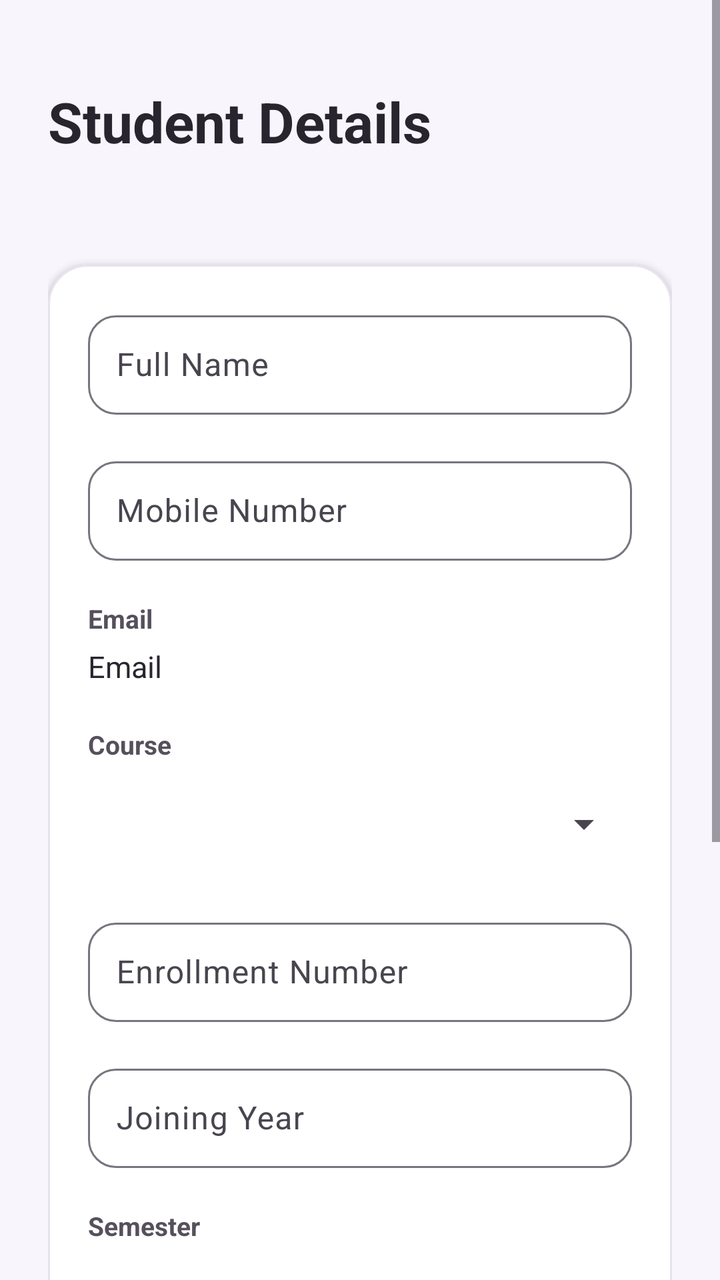
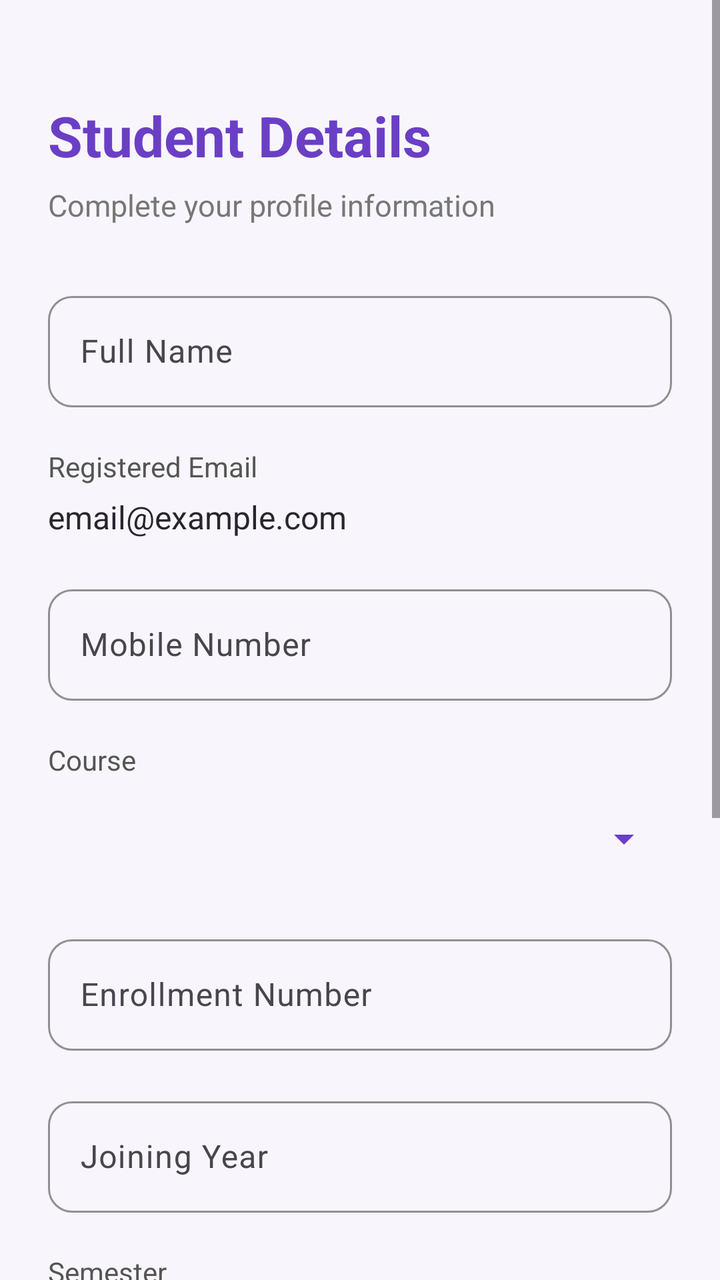

Two renders of the same Android screen: before a commit and after it. Below are the layout's source before the change and the commit's diff.
<!-- AndroidManifest.xml: application theme Theme.StudentConnect -->
<!-- res/layout/activity_student.xml -->
<?xml version="1.0" encoding="utf-8"?>
<ScrollView xmlns:android="http://schemas.android.com/apk/res/android"
    xmlns:app="http://schemas.android.com/apk/res-auto"
    xmlns:tools="http://schemas.android.com/tools"
    android:layout_width="match_parent"
    android:layout_height="match_parent"
    android:background="#F8F5FC"
    android:fillViewport="true">

    <LinearLayout
        android:layout_width="match_parent"
        android:layout_height="wrap_content"
        android:orientation="vertical"
        android:padding="24dp">

        <TextView
            android:layout_width="wrap_content"
            android:layout_height="wrap_content"
            android:layout_marginTop="18dp"
            android:text="@string/student_details"
            android:textColor="#29252F"
            android:textSize="28sp"
            android:textStyle="bold" />

        <TextView
            android:layout_width="wrap_content"
            android:layout_height="wrap_content"
            android:layout_marginTop="6dp"
            android:text="@string/enter_your_information"
            android:textColor="#77717E"
            android:textSize="14sp" />

        <com.google.android.material.card.MaterialCardView
            android:layout_width="match_parent"
            android:layout_height="wrap_content"
            android:layout_marginTop="28dp"
            app:cardBackgroundColor="#FFFFFF"
            app:cardCornerRadius="20dp"
            app:cardElevation="2dp"
            app:strokeColor="#E8E2F0"
            app:strokeWidth="1dp">

            <LinearLayout
                android:layout_width="match_parent"
                android:layout_height="wrap_content"
                android:orientation="vertical"
                android:padding="20dp">

                

                <com.google.android.material.textfield.TextInputLayout
                    android:layout_width="match_parent"
                    android:layout_height="wrap_content"
                    android:hint="@string/full_name"
                    app:boxBackgroundMode="outline"
                    app:boxCornerRadiusBottomEnd="14dp"
                    app:boxCornerRadiusBottomStart="14dp"
                    app:boxCornerRadiusTopEnd="14dp"
                    app:boxCornerRadiusTopStart="14dp">

                    <com.google.android.material.textfield.TextInputEditText
                        android:id="@+id/etName"
                        android:layout_width="match_parent"
                        android:layout_height="wrap_content"
                        android:inputType="textPersonName"
                        android:padding="14dp"
                        tools:ignore="VisualLintTextFieldSize" />

                </com.google.android.material.textfield.TextInputLayout>

                

                <com.google.android.material.textfield.TextInputLayout
                    android:layout_width="match_parent"
                    android:layout_height="wrap_content"
                    android:layout_marginTop="18dp"
                    android:hint="@string/mobile_number"
                    app:boxBackgroundMode="outline"
                    app:boxCornerRadiusBottomEnd="14dp"
                    app:boxCornerRadiusBottomStart="14dp"
                    app:boxCornerRadiusTopEnd="14dp"
                    app:boxCornerRadiusTopStart="14dp">

                    <com.google.android.material.textfield.TextInputEditText
                        android:id="@+id/etMobile"
                        android:layout_width="match_parent"
                        android:layout_height="wrap_content"
                        android:inputType="phone"
                        android:maxLength="10"
                        android:padding="14dp"
                        tools:ignore="VisualLintTextFieldSize" />

                </com.google.android.material.textfield.TextInputLayout>

                

                <TextView
                    android:layout_width="wrap_content"
                    android:layout_height="wrap_content"
                    android:layout_marginTop="20dp"
                    android:text="@string/email"
                    android:textColor="#55505C"
                    android:textSize="13sp"
                    android:textStyle="bold" />

                <TextView
                    android:id="@+id/tvEmail"
                    android:layout_width="match_parent"
                    android:layout_height="wrap_content"
                    android:layout_marginTop="5dp"
                    android:text="@string/EMAil"
                    android:textColor="#29252F"
                    android:textSize="15sp" />

                

                <TextView
                    android:layout_width="wrap_content"
                    android:layout_height="wrap_content"
                    android:layout_marginTop="20dp"
                    android:text="@string/course"
                    android:textColor="#55505C"
                    android:textSize="13sp"
                    android:textStyle="bold" />

                <Spinner
                    android:id="@+id/spinnerCourse"
                    android:layout_width="match_parent"
                    android:layout_height="52dp"
                    android:layout_marginTop="5dp" />

                

                <com.google.android.material.textfield.TextInputLayout
                    android:layout_width="match_parent"
                    android:layout_height="wrap_content"
                    android:layout_marginTop="18dp"
                    android:hint="@string/enrollment_number"
                    app:boxBackgroundMode="outline"
                    app:boxCornerRadiusBottomEnd="14dp"
                    app:boxCornerRadiusBottomStart="14dp"
                    app:boxCornerRadiusTopEnd="14dp"
                    app:boxCornerRadiusTopStart="14dp">

                    <com.google.android.material.textfield.TextInputEditText
                        android:id="@+id/etEnrollmentNumber"
                        android:layout_width="match_parent"
                        android:layout_height="wrap_content"
                        android:inputType="text"
                        android:padding="14dp"
                        tools:ignore="VisualLintTextFieldSize" />

                </com.google.android.material.textfield.TextInputLayout>

                

                <com.google.android.material.textfield.TextInputLayout
                    android:layout_width="match_parent"
                    android:layout_height="wrap_content"
                    android:layout_marginTop="18dp"
                    android:hint="@string/joining_year"
                    app:boxBackgroundMode="outline"
                    app:boxCornerRadiusBottomEnd="14dp"
                    app:boxCornerRadiusBottomStart="14dp"
                    app:boxCornerRadiusTopEnd="14dp"
                    app:boxCornerRadiusTopStart="14dp">

                    <com.google.android.material.textfield.TextInputEditText
                        android:id="@+id/etJoiningYear"
                        android:layout_width="match_parent"
                        android:layout_height="wrap_content"
                        android:inputType="number"
                        android:maxLength="4"
                        android:padding="14dp"
                        tools:ignore="VisualLintTextFieldSize" />

                </com.google.android.material.textfield.TextInputLayout>

                

                <TextView
                    android:layout_width="wrap_content"
                    android:layout_height="wrap_content"
                    android:layout_marginTop="20dp"
                    android:text="@string/semester"
                    android:textColor="#55505C"
                    android:textSize="13sp"
                    android:textStyle="bold" />

                <Spinner
                    android:id="@+id/spinnerSemester"
                    android:layout_width="match_parent"
                    android:layout_height="52dp"
                    android:layout_marginTop="5dp" />

                

                <com.google.android.material.textfield.TextInputLayout
                    android:layout_width="match_parent"
                    android:layout_height="wrap_content"
                    android:layout_marginTop="18dp"
                    android:hint="@string/date_of_birth"
                    app:boxBackgroundMode="outline"
                    app:boxCornerRadiusBottomEnd="14dp"
                    app:boxCornerRadiusBottomStart="14dp"
                    app:boxCornerRadiusTopEnd="14dp"
                    app:boxCornerRadiusTopStart="14dp">

                    <com.google.android.material.textfield.TextInputEditText
                        android:id="@+id/etDateOfBirth"
                        android:layout_width="match_parent"
                        android:layout_height="wrap_content"
                        android:focusable="true"
                        android:clickable="true"
                        android:padding="14dp"
                        tools:ignore="VisualLintTextFieldSize" />

                </com.google.android.material.textfield.TextInputLayout>

                

                <com.google.android.material.textfield.TextInputLayout
                    android:layout_width="match_parent"
                    android:layout_height="wrap_content"
                    android:layout_marginTop="18dp"
                    android:hint="@string/profile_image_url_optional"
                    app:boxBackgroundMode="outline"
                    app:boxCornerRadiusBottomEnd="14dp"
                    app:boxCornerRadiusBottomStart="14dp"
                    app:boxCornerRadiusTopEnd="14dp"
                    app:boxCornerRadiusTopStart="14dp">

                    <com.google.android.material.textfield.TextInputEditText
                        android:id="@+id/etProfileImageUrl"
                        android:layout_width="match_parent"
                        android:layout_height="wrap_content"
                        android:inputType="textUri"
                        android:padding="14dp"
                        tools:ignore="VisualLintTextFieldSize" />

                </com.google.android.material.textfield.TextInputLayout>

            </LinearLayout>

        </com.google.android.material.card.MaterialCardView>

        

        <Button
            android:id="@+id/btnSave"
            android:layout_width="match_parent"
            android:layout_height="55dp"
            android:layout_marginTop="24dp"
            android:layout_marginBottom="25dp"
            android:backgroundTint="#6F52B5"
            android:text="@string/save_data"
            android:textColor="#FFFFFF"
            android:textSize="15sp"
            android:textStyle="bold"
            tools:ignore="VisualLintButtonSize" />

    </LinearLayout>

</ScrollView>
<!-- resources referenced by this layout -->
<resources>
  <string name="EMAil">Email</string>
  <string name="course">Course</string>
  <string name="date_of_birth">Date of Birth</string>
  <string name="email">Email</string>
  <string name="enrollment_number">Enrollment Number</string>
  <string name="enter_your_information" />
  <string name="full_name">Full Name</string>
  <string name="joining_year">Joining Year</string>
  <string name="mobile_number">Mobile Number</string>
  <string name="profile_image_url_optional">Profile Image URL (Optional)</string>
  <string name="save_data">SAVE DATA</string>
  <string name="semester">Semester</string>
  <string name="student_details">Student Details</string>
  <style name="Theme.StudentConnect" parent="Base.Theme.StudentConnect" />
  <style name="Base.Theme.StudentConnect" parent="Theme.Material3.DayNight.NoActionBar">
          
          
      </style>
</resources>

<!-- the commit's change to res/layout/activity_student.xml (unified diff, before → after) -->
@@ -1,11 +1,11 @@
 <?xml version="1.0" encoding="utf-8"?>
-<ScrollView xmlns:android="http://schemas.android.com/apk/res/android"
+<ScrollView
+    xmlns:android="http://schemas.android.com/apk/res/android"
     xmlns:app="http://schemas.android.com/apk/res-auto"
-    xmlns:tools="http://schemas.android.com/tools"
     android:layout_width="match_parent"
     android:layout_height="match_parent"
-    android:background="#F8F5FC"
-    android:fillViewport="true">
+    android:fillViewport="true"
+    android:background="#F8F6FC">
 
     <LinearLayout
         android:layout_width="match_parent"
@@ -16,9 +16,9 @@
         <TextView
             android:layout_width="wrap_content"
             android:layout_height="wrap_content"
-            android:layout_marginTop="18dp"
-            android:text="@string/student_details"
-            android:textColor="#29252F"
+            android:layout_marginTop="25dp"
+            android:text="Student Details"
+            android:textColor="#6A3FC5"
             android:textSize="28sp"
             android:textStyle="bold" />
 
@@ -26,238 +26,197 @@
             android:layout_width="wrap_content"
             android:layout_height="wrap_content"
             android:layout_marginTop="6dp"
-            android:text="@string/enter_your_information"
-            android:textColor="#77717E"
+            android:text="Complete your profile information"
+            android:textColor="#777777"
+            android:textSize="15sp" />
+
+        <com.google.android.material.textfield.TextInputLayout
+            android:layout_width="match_parent"
+            android:layout_height="wrap_content"
+            android:layout_marginTop="30dp"
+            android:hint="Full Name"
+            app:boxCornerRadiusTopStart="12dp"
+            app:boxCornerRadiusTopEnd="12dp"
+            app:boxCornerRadiusBottomStart="12dp"
+            app:boxCornerRadiusBottomEnd="12dp"
+            app:boxStrokeColor="#6A3FC5">
+
+            <com.google.android.material.textfield.TextInputEditText
+                android:id="@+id/etName"
+                android:layout_width="match_parent"
+                android:layout_height="wrap_content"
+                android:inputType="textPersonName"
+                android:textColor="#000000"
+                android:textColorHint="#777777" />
+
+        </com.google.android.material.textfield.TextInputLayout>
+
+        <TextView
+            android:layout_width="wrap_content"
+            android:layout_height="wrap_content"
+            android:layout_marginTop="20dp"
+            android:text="Registered Email"
+            android:textColor="#555555"
             android:textSize="14sp" />
 
-        <com.google.android.material.card.MaterialCardView
-            android:layout_width="match_parent"
-            android:layout_height="wrap_content"
-            android:layout_marginTop="28dp"
-            app:cardBackgroundColor="#FFFFFF"
-            app:cardCornerRadius="20dp"
-            app:cardElevation="2dp"
-            app:strokeColor="#E8E2F0"
-            app:strokeWidth="1dp">
-
-            <LinearLayout
-                android:layout_width="match_parent"
-                android:layout_height="wrap_content"
-                android:orientation="vertical"
-                android:padding="20dp">
-
-                
-
-                <com.google.android.material.textfield.TextInputLayout
-                    android:layout_width="match_parent"
-                    android:layout_height="wrap_content"
-                    android:hint="@string/full_name"
-                    app:boxBackgroundMode="outline"
-                    app:boxCornerRadiusBottomEnd="14dp"
-                    app:boxCornerRadiusBottomStart="14dp"
-                    app:boxCornerRadiusTopEnd="14dp"
-                    app:boxCornerRadiusTopStart="14dp">
-
-                    <com.google.android.material.textfield.TextInputEditText
-                        android:id="@+id/etName"
-                        android:layout_width="match_parent"
-                        android:layout_height="wrap_content"
-                        android:inputType="textPersonName"
-                        android:padding="14dp"
-                        tools:ignore="VisualLintTextFieldSize" />
-
-                </com.google.android.material.textfield.TextInputLayout>
-
-                
-
-                <com.google.android.material.textfield.TextInputLayout
-                    android:layout_width="match_parent"
-                    android:layout_height="wrap_content"
-                    android:layout_marginTop="18dp"
-                    android:hint="@string/mobile_number"
-                    app:boxBackgroundMode="outline"
-                    app:boxCornerRadiusBottomEnd="14dp"
-                    app:boxCornerRadiusBottomStart="14dp"
-                    app:boxCornerRadiusTopEnd="14dp"
-                    app:boxCornerRadiusTopStart="14dp">
-
-                    <com.google.android.material.textfield.TextInputEditText
-                        android:id="@+id/etMobile"
-                        android:layout_width="match_parent"
-                        android:layout_height="wrap_content"
-                        android:inputType="phone"
-                        android:maxLength="10"
-                        android:padding="14dp"
-                        tools:ignore="VisualLintTextFieldSize" />
-
-                </com.google.android.material.textfield.TextInputLayout>
-
-                
-
-                <TextView
-                    android:layout_width="wrap_content"
-                    android:layout_height="wrap_content"
-                    android:layout_marginTop="20dp"
-                    android:text="@string/email"
-                    android:textColor="#55505C"
-                    android:textSize="13sp"
-                    android:textStyle="bold" />
-
-                <TextView
-                    android:id="@+id/tvEmail"
-                    android:layout_width="match_parent"
-                    android:layout_height="wrap_content"
-                    android:layout_marginTop="5dp"
-                    android:text="@string/EMAil"
-                    android:textColor="#29252F"
-                    android:textSize="15sp" />
-
-                
-
-                <TextView
-                    android:layout_width="wrap_content"
-                    android:layout_height="wrap_content"
-                    android:layout_marginTop="20dp"
-                    android:text="@string/course"
-                    android:textColor="#55505C"
-                    android:textSize="13sp"
-                    android:textStyle="bold" />
-
-                <Spinner
-                    android:id="@+id/spinnerCourse"
-                    android:layout_width="match_parent"
-                    android:layout_height="52dp"
-                    android:layout_marginTop="5dp" />
-
-                
-
-                <com.google.android.material.textfield.TextInputLayout
-                    android:layout_width="match_parent"
-                    android:layout_height="wrap_content"
-                    android:layout_marginTop="18dp"
-                    android:hint="@string/enrollment_number"
-                    app:boxBackgroundMode="outline"
-                    app:boxCornerRadiusBottomEnd="14dp"
-                    app:boxCornerRadiusBottomStart="14dp"
-                    app:boxCornerRadiusTopEnd="14dp"
-                    app:boxCornerRadiusTopStart="14dp">
-
-                    <com.google.android.material.textfield.TextInputEditText
-                        android:id="@+id/etEnrollmentNumber"
-                        android:layout_width="match_parent"
-                        android:layout_height="wrap_content"
-                        android:inputType="text"
-                        android:padding="14dp"
-                        tools:ignore="VisualLintTextFieldSize" />
-
-                </com.google.android.material.textfield.TextInputLayout>
-
-                
-
-                <com.google.android.material.textfield.TextInputLayout
-                    android:layout_width="match_parent"
-                    android:layout_height="wrap_content"
-                    android:layout_marginTop="18dp"
-                    android:hint="@string/joining_year"
-                    app:boxBackgroundMode="outline"
-                    app:boxCornerRadiusBottomEnd="14dp"
-                    app:boxCornerRadiusBottomStart="14dp"
-                    app:boxCornerRadiusTopEnd="14dp"
-                    app:boxCornerRadiusTopStart="14dp">
-
-                    <com.google.android.material.textfield.TextInputEditText
-                        android:id="@+id/etJoiningYear"
-                        android:layout_width="match_parent"
-                        android:layout_height="wrap_content"
-                        android:inputType="number"
-                        android:maxLength="4"
-                        android:padding="14dp"
-                        tools:ignore="VisualLintTextFieldSize" />
-
-                </com.google.android.material.textfield.TextInputLayout>
-
-                
-
-                <TextView
-                    android:layout_width="wrap_content"
-                    android:layout_height="wrap_content"
-                    android:layout_marginTop="20dp"
-                    android:text="@string/semester"
-                    android:textColor="#55505C"
-                    android:textSize="13sp"
-                    android:textStyle="bold" />
-
-                <Spinner
-                    android:id="@+id/spinnerSemester"
-                    android:layout_width="match_parent"
-                    android:layout_height="52dp"
-                    android:layout_marginTop="5dp" />
-
-                
-
-                <com.google.android.material.textfield.TextInputLayout
-                    android:layout_width="match_parent"
-                    android:layout_height="wrap_content"
-                    android:layout_marginTop="18dp"
-                    android:hint="@string/date_of_birth"
-                    app:boxBackgroundMode="outline"
-                    app:boxCornerRadiusBottomEnd="14dp"
-                    app:boxCornerRadiusBottomStart="14dp"
-                    app:boxCornerRadiusTopEnd="14dp"
-                    app:boxCornerRadiusTopStart="14dp">
-
-                    <com.google.android.material.textfield.TextInputEditText
-                        android:id="@+id/etDateOfBirth"
-                        android:layout_width="match_parent"
-                        android:layout_height="wrap_content"
-                        android:focusable="true"
-                        android:clickable="true"
-                        android:padding="14dp"
-                        tools:ignore="VisualLintTextFieldSize" />
-
-                </com.google.android.material.textfield.TextInputLayout>
-
-                
-
-                <com.google.android.material.textfield.TextInputLayout
-                    android:layout_width="match_parent"
-                    android:layout_height="wrap_content"
-                    android:layout_marginTop="18dp"
-                    android:hint="@string/profile_image_url_optional"
-                    app:boxBackgroundMode="outline"
-                    app:boxCornerRadiusBottomEnd="14dp"
-                    app:boxCornerRadiusBottomStart="14dp"
-                    app:boxCornerRadiusTopEnd="14dp"
-                    app:boxCornerRadiusTopStart="14dp">
-
-                    <com.google.android.material.textfield.TextInputEditText
-                        android:id="@+id/etProfileImageUrl"
-                        android:layout_width="match_parent"
-                        android:layout_height="wrap_content"
-                        android:inputType="textUri"
-                        android:padding="14dp"
-                        tools:ignore="VisualLintTextFieldSize" />
-
-                </com.google.android.material.textfield.TextInputLayout>
-
-            </LinearLayout>
-
-        </com.google.android.material.card.MaterialCardView>
-
-        
+        <TextView
+            android:id="@+id/tvEmail"
+            android:layout_width="match_parent"
+            android:layout_height="wrap_content"
+            android:layout_marginTop="5dp"
+            android:text="email@example.com"
+            android:textColor="#29252F"
+            android:textSize="16sp" />
+
+        <com.google.android.material.textfield.TextInputLayout
+            android:layout_width="match_parent"
+            android:layout_height="wrap_content"
+            android:layout_marginTop="20dp"
+            android:hint="Mobile Number"
+            app:boxCornerRadiusTopStart="12dp"
+            app:boxCornerRadiusTopEnd="12dp"
+            app:boxCornerRadiusBottomStart="12dp"
+            app:boxCornerRadiusBottomEnd="12dp"
+            app:boxStrokeColor="#6A3FC5">
+
+            <com.google.android.material.textfield.TextInputEditText
+                android:id="@+id/etMobile"
+                android:layout_width="match_parent"
+                android:layout_height="wrap_content"
+                android:inputType="phone"
+                android:maxLength="10"
+                android:textColor="#000000"
+                android:textColorHint="#777777" />
+
+        </com.google.android.material.textfield.TextInputLayout>
+
+        <TextView
+            android:layout_width="wrap_content"
+            android:layout_height="wrap_content"
+            android:layout_marginTop="20dp"
+            android:text="Course"
+            android:textColor="#555555"
+            android:textSize="14sp" />
+
+        <Spinner
+            android:id="@+id/spinnerCourse"
+            android:layout_width="match_parent"
+            android:layout_height="50dp"
+            android:layout_marginTop="5dp"
+            android:backgroundTint="#6A3FC5" />
+
+        <com.google.android.material.textfield.TextInputLayout
+            android:layout_width="match_parent"
+            android:layout_height="wrap_content"
+            android:layout_marginTop="20dp"
+            android:hint="Enrollment Number"
+            app:boxCornerRadiusTopStart="12dp"
+            app:boxCornerRadiusTopEnd="12dp"
+            app:boxCornerRadiusBottomStart="12dp"
+            app:boxCornerRadiusBottomEnd="12dp"
+            app:boxStrokeColor="#6A3FC5">
+
+            <com.google.android.material.textfield.TextInputEditText
+                android:id="@+id/etEnrollmentNumber"
+                android:layout_width="match_parent"
+                android:layout_height="wrap_content"
+                android:inputType="text"
+                android:textColor="#000000"
+                android:textColorHint="#777777" />
+
+        </com.google.android.material.textfield.TextInputLayout>
+
+        <com.google.android.material.textfield.TextInputLayout
+            android:layout_width="match_parent"
+            android:layout_height="wrap_content"
+            android:layout_marginTop="20dp"
+            android:hint="Joining Year"
+            app:boxCornerRadiusTopStart="12dp"
+            app:boxCornerRadiusTopEnd="12dp"
+            app:boxCornerRadiusBottomStart="12dp"
+            app:boxCornerRadiusBottomEnd="12dp"
+            app:boxStrokeColor="#6A3FC5">
+
+            <com.google.android.material.textfield.TextInputEditText
+                android:id="@+id/etJoiningYear"
+                android:layout_width="match_parent"
+                android:layout_height="wrap_content"
+                android:inputType="number"
+                android:maxLength="4"
+                android:textColor="#000000"
+                android:textColorHint="#777777" />
+
+        </com.google.android.material.textfield.TextInputLayout>
+
+        <TextView
+            android:layout_width="wrap_content"
+            android:layout_height="wrap_content"
+            android:layout_marginTop="20dp"
+            android:text="Semester"
+            android:textColor="#555555"
+            android:textSize="14sp" />
+
+        <Spinner
+            android:id="@+id/spinnerSemester"
+            android:layout_width="match_parent"
+            android:layout_height="50dp"
+            android:layout_marginTop="5dp"
+            android:backgroundTint="#6A3FC5" />
+
+        <com.google.android.material.textfield.TextInputLayout
+            android:layout_width="match_parent"
+            android:layout_height="wrap_content"
+            android:layout_marginTop="20dp"
+            android:hint="Date of Birth"
+            app:boxCornerRadiusTopStart="12dp"
+            app:boxCornerRadiusTopEnd="12dp"
+            app:boxCornerRadiusBottomStart="12dp"
+            app:boxCornerRadiusBottomEnd="12dp"
+            app:boxStrokeColor="#6A3FC5">
+
+            <com.google.android.material.textfield.TextInputEditText
+                android:id="@+id/etDateOfBirth"
+                android:layout_width="match_parent"
+                android:layout_height="wrap_content"
+                android:focusable="false"
+                android:clickable="true"
+                android:textColor="#000000"
+                android:textColorHint="#777777" />
+
+        </com.google.android.material.textfield.TextInputLayout>
+
+        <com.google.android.material.textfield.TextInputLayout
+            android:layout_width="match_parent"
+            android:layout_height="wrap_content"
+            android:layout_marginTop="20dp"
+            android:hint="Profile Image URL (Optional)"
+            app:boxCornerRadiusTopStart="12dp"
+            app:boxCornerRadiusTopEnd="12dp"
+            app:boxCornerRadiusBottomStart="12dp"
+            app:boxCornerRadiusBottomEnd="12dp"
+            app:boxStrokeColor="#6A3FC5">
+
+            <com.google.android.material.textfield.TextInputEditText
+                android:id="@+id/etProfileImageUrl"
+                android:layout_width="match_parent"
+                android:layout_height="wrap_content"
+                android:inputType="textUri"
+                android:textColor="#000000"
+                android:textColorHint="#777777" />
+
+        </com.google.android.material.textfield.TextInputLayout>
 
         <Button
             android:id="@+id/btnSave"
             android:layout_width="match_parent"
             android:layout_height="55dp"
-            android:layout_marginTop="24dp"
-            android:layout_marginBottom="25dp"
-            android:backgroundTint="#6F52B5"
-            android:text="@string/save_data"
+            android:layout_marginTop="30dp"
+            android:layout_marginBottom="30dp"
+            android:text="Save Details"
             android:textColor="#FFFFFF"
-            android:textSize="15sp"
+            android:textSize="16sp"
             android:textStyle="bold"
-            tools:ignore="VisualLintButtonSize" />
+            android:backgroundTint="#6A3FC5" />
 
     </LinearLayout>
 
<!-- resource entries referenced after the edit -->
@@ -1,18 +1,5 @@
 <!-- resources referenced by this layout -->
 <resources>
-  <string name="EMAil">Email</string>
-  <string name="course">Course</string>
-  <string name="date_of_birth">Date of Birth</string>
-  <string name="email">Email</string>
-  <string name="enrollment_number">Enrollment Number</string>
-  <string name="enter_your_information" />
-  <string name="full_name">Full Name</string>
-  <string name="joining_year">Joining Year</string>
-  <string name="mobile_number">Mobile Number</string>
-  <string name="profile_image_url_optional">Profile Image URL (Optional)</string>
-  <string name="save_data">SAVE DATA</string>
-  <string name="semester">Semester</string>
-  <string name="student_details">Student Details</string>
   <style name="Theme.StudentConnect" parent="Base.Theme.StudentConnect" />
   <style name="Base.Theme.StudentConnect" parent="Theme.Material3.DayNight.NoActionBar">
           
